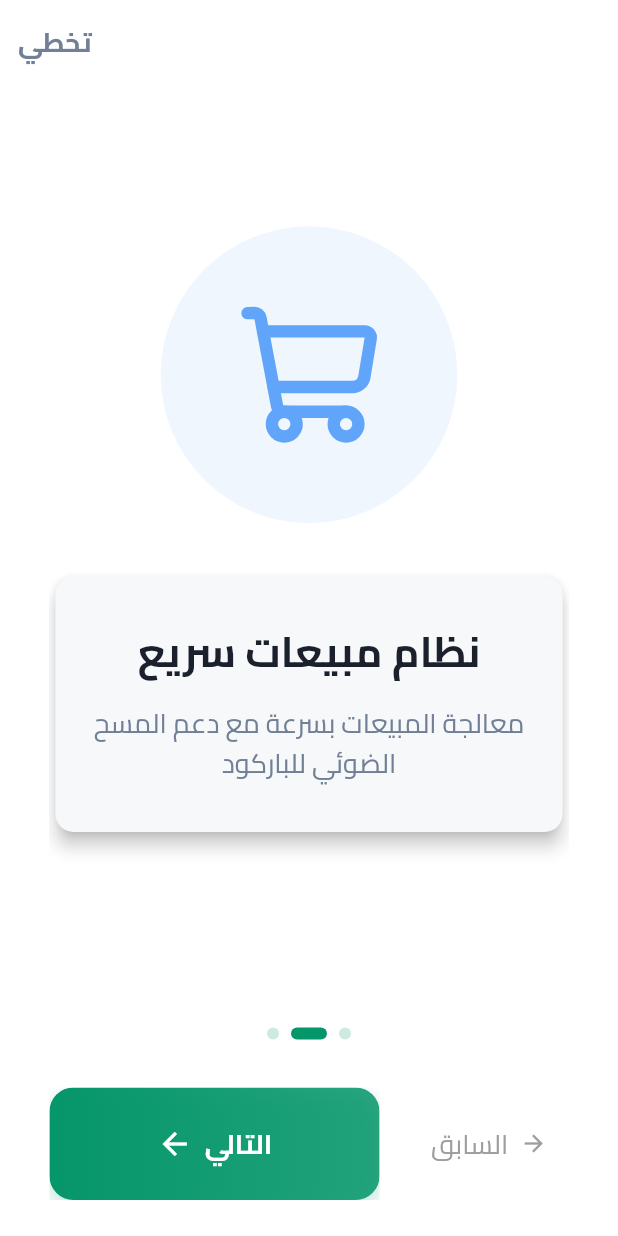
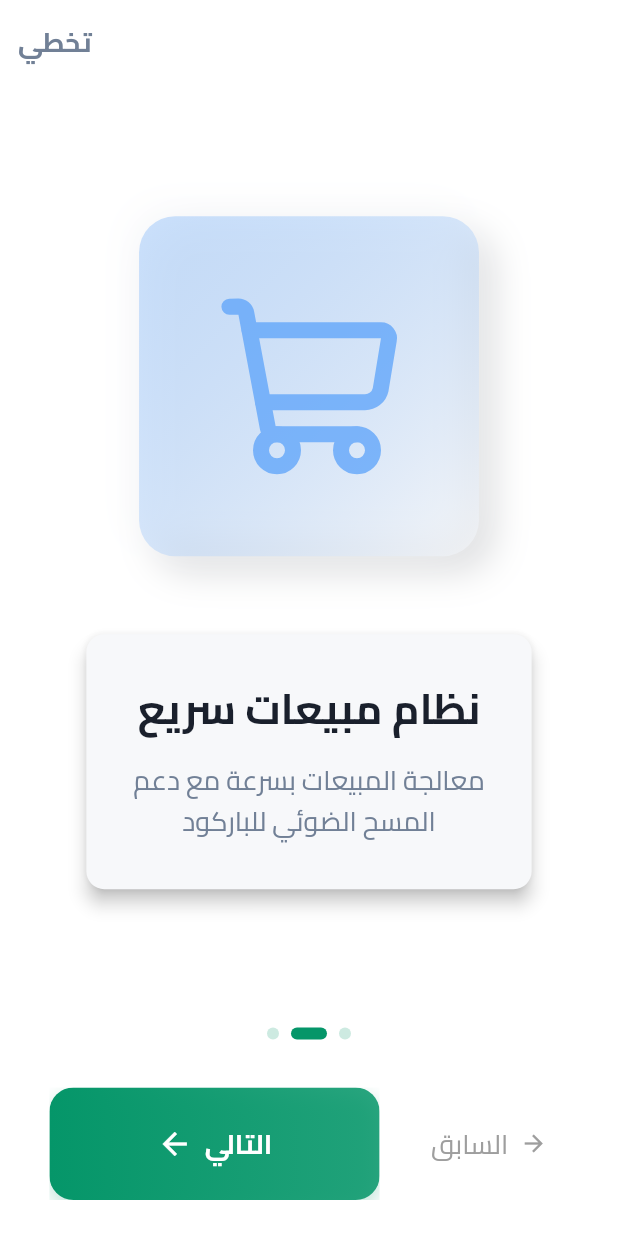
Before and after one commit to CuzImMazen/PharmaTech, a Flutter app: the screen it shows after launch, after a tap on "التالي", on a phone screen of 412 x 824 dp. Run offline on Flutter 3.47's test engine with Material 3 defaults, Android fonts, the phone set to English and light mode, and no system bars; drawn by our look-alikes of smooth_page_indicator; our stand-ins replace go_router, lucide_icons_flutter, shared_preferences.

Commit message:
another adjustments to oboarding

```diff
--- a/lib/core/consts/spaces/spaces.dart
+++ b/lib/core/consts/spaces/spaces.dart
@@ -7,6 +7,7 @@ class AppSpaces {
   static const vLg = SizedBox(height: 24);
   static const vXl = SizedBox(height: 32);
   static const vXxl = SizedBox(height: 48);
+  static const vHuge = SizedBox(height: 64);
 
   static const hXs = SizedBox(width: 4);
   static const hSm = SizedBox(width: 8);
--- a/lib/features/onboarding/presentation/screens/onboarding_screen.dart
+++ b/lib/features/onboarding/presentation/screens/onboarding_screen.dart
@@ -26,12 +26,12 @@ class _OnboardingScreenState extends State<OnboardingScreen> {
 
   int _index = 0;
 
-  late final List<OnboardingPageModel> _pages;
+  List<OnboardingPageModel>? _pages;
 
   @override
   void didChangeDependencies() {
     super.didChangeDependencies();
-    _pages = getOnboardingPages(context);
+    _pages ??= getOnboardingPages(context);
   }
 
   @override
@@ -47,10 +47,10 @@ class _OnboardingScreenState extends State<OnboardingScreen> {
   }
 
   void _next() {
-    if (_index < _pages.length - 1) {
+    if (_index < _pages!.length - 1) {
       _controller.nextPage(
         duration: const Duration(milliseconds: 300),
-        curve: Curves.easeInOut,
+        curve: Curves.easeOutCubic,
       );
     } else {
       _finish();
@@ -61,7 +61,7 @@ class _OnboardingScreenState extends State<OnboardingScreen> {
     if (_index > 0) {
       _controller.previousPage(
         duration: const Duration(milliseconds: 300),
-        curve: Curves.easeInOut,
+        curve: Curves.easeOutCubic,
       );
     }
   }
@@ -77,7 +77,8 @@ class _OnboardingScreenState extends State<OnboardingScreen> {
     final size = ScreenSize(context);
     final isTablet = size.width > 600;
 
-    final isLast = _index == _pages.length - 1;
+    final pages = _pages!;
+    final isLast = _index == pages.length - 1;
     final isFirst = _index == 0;
 
     return Scaffold(
@@ -111,15 +112,15 @@ class _OnboardingScreenState extends State<OnboardingScreen> {
                   Expanded(
                     child: PageView.builder(
                       controller: _controller,
-                      itemCount: _pages.length,
+                      itemCount: pages.length,
                       onPageChanged: (i) => setState(() => _index = i),
                       itemBuilder: (context, i) =>
-                          OnboardingPage(model: _pages[i]),
+                          OnboardingPage(model: pages[i]),
                     ),
                   ),
                   SmoothPageIndicator(
                     controller: _controller,
-                    count: _pages.length,
+                    count: pages.length,
                     effect: ExpandingDotsEffect(
                       dotHeight: 8,
                       dotWidth: 8,
@@ -158,7 +159,8 @@ class _OnboardingScreenState extends State<OnboardingScreen> {
                       ),
                     ],
                   ),
-                  AppSpaces.vLg,
+
+                  SizedBox(height: MediaQuery.of(context).padding.bottom + 24),
                 ],
               ),
             ),
--- a/lib/features/onboarding/presentation/widgets/oboarding_icon_container.dart
+++ b/lib/features/onboarding/presentation/widgets/oboarding_icon_container.dart
@@ -1,9 +1,10 @@
 import 'package:flutter/material.dart';
+import 'package:pharmacy_app/core/consts/sizes/screen_size.dart';
 import 'package:pharmacy_app/core/consts/sizes/sizes.dart';
 import 'package:pharmacy_app/core/extensions/theme_colors_ext.dart';
 
-class OboardingIconContainer extends StatelessWidget {
-  const OboardingIconContainer({
+class OnboardingIconContainer extends StatelessWidget {
+  const OnboardingIconContainer({
     super.key,
     required this.color,
     required this.icon,
@@ -12,10 +13,12 @@ class OboardingIconContainer extends StatelessWidget {
   final IconData icon;
   @override
   Widget build(BuildContext context) {
-    final size = MediaQuery.of(context).size.width * 0.60;
+    ScreenSize size = ScreenSize(context);
+
+    final containerSize = size.wp(0.55).clamp(160.0, 280.0);
     return Container(
-      height: size,
-      width: size,
+      height: containerSize,
+      width: containerSize,
       decoration: BoxDecoration(
         borderRadius: BorderRadius.circular(AppBorderRadius.xl),
 
--- a/lib/features/onboarding/presentation/widgets/onboarding_page.dart
+++ b/lib/features/onboarding/presentation/widgets/onboarding_page.dart
@@ -1,7 +1,9 @@
 import 'package:flutter/material.dart';
 import 'package:pharmacy_app/core/consts/sizes/screen_size.dart';
+import 'package:pharmacy_app/core/consts/sizes/sizes.dart';
 import 'package:pharmacy_app/core/consts/spaces/spaces.dart';
 import 'package:pharmacy_app/features/onboarding/data/models/onboarding_page_model.dart';
+import 'package:pharmacy_app/features/onboarding/presentation/widgets/oboarding_icon_container.dart';
 import 'package:pharmacy_app/features/onboarding/presentation/widgets/onboarding_text_card.dart';
 
 class OnboardingPage extends StatelessWidget {
@@ -11,38 +13,40 @@ class OnboardingPage extends StatelessWidget {
   @override
   Widget build(BuildContext context) {
     final size = ScreenSize(context);
-    final iconSize = size.hp(0.12);
 
-    return LayoutBuilder(
+    return SafeArea(
+      child: LayoutBuilder(
         builder: (context, constraints) {
           return SingleChildScrollView(
-          physics: const BouncingScrollPhysics(),
+            physics: const ClampingScrollPhysics(),
             child: ConstrainedBox(
               constraints: BoxConstraints(minHeight: constraints.maxHeight),
+              child: Padding(
+                padding: EdgeInsets.symmetric(
+                  horizontal: size.wp(0.05),
+                  vertical: AppPadding.xl,
+                ),
                 child: Column(
                   mainAxisAlignment: MainAxisAlignment.center,
                   children: [
-                Container(
-                  width: iconSize * 2,
-                  height: iconSize * 2,
-                  decoration: BoxDecoration(
-                    color: model.color.withValues(alpha: 0.1),
-                    shape: BoxShape.circle,
+                    OnboardingIconContainer(
+                      color: model.color,
+                      icon: model.icon,
                     ),
-                  child: Icon(model.icon, size: iconSize, color: model.color),
-                ),
-                AppSpaces.vXl,
+
+                    AppSpaces.vXxl,
+
                     OnboardingTextCard(
                       title: model.title,
                       description: model.description,
                     ),
-
-                SizedBox(height: constraints.maxHeight * 0.05),
                   ],
+                ),
               ),
             ),
           );
         },
+      ),
     );
   }
 }
--- a/lib/features/onboarding/presentation/widgets/onboarding_text_card.dart
+++ b/lib/features/onboarding/presentation/widgets/onboarding_text_card.dart
@@ -26,7 +26,9 @@ class OnboardingTextCard extends StatelessWidget {
           mainAxisSize: MainAxisSize.min,
           children: [
             Text(
+              overflow: TextOverflow.ellipsis,
               title,
+              maxLines: 3,
               textAlign: TextAlign.center,
               style: context.text.headlineMedium?.copyWith(
                 fontWeight: FontWeight.bold,
@@ -34,6 +36,8 @@ class OnboardingTextCard extends StatelessWidget {
             ),
             AppSpaces.vMd,
             Text(
+              overflow: TextOverflow.ellipsis,
+              maxLines: 4,
               description,
               textAlign: TextAlign.center,
               style: context.text.bodyLarge?.copyWith(
--- a/lib/features/splash/presentation/screens/splash_screen.dart
+++ b/lib/features/splash/presentation/screens/splash_screen.dart
@@ -26,8 +26,9 @@ class _SplashScreenState extends State<SplashScreen> {
       PrefsKeys.isOnboardingSeen,
     );
     Future.delayed(const Duration(seconds: 3), () {
-      if (!mounted) return;
-
+      if (!mounted) {
+        return;
+      }
       if (isOnboardingSeen) {
         context.go(AppRoutes.login);
       } else {
```
Lines whose indentation alone changed are shown as unchanged.
